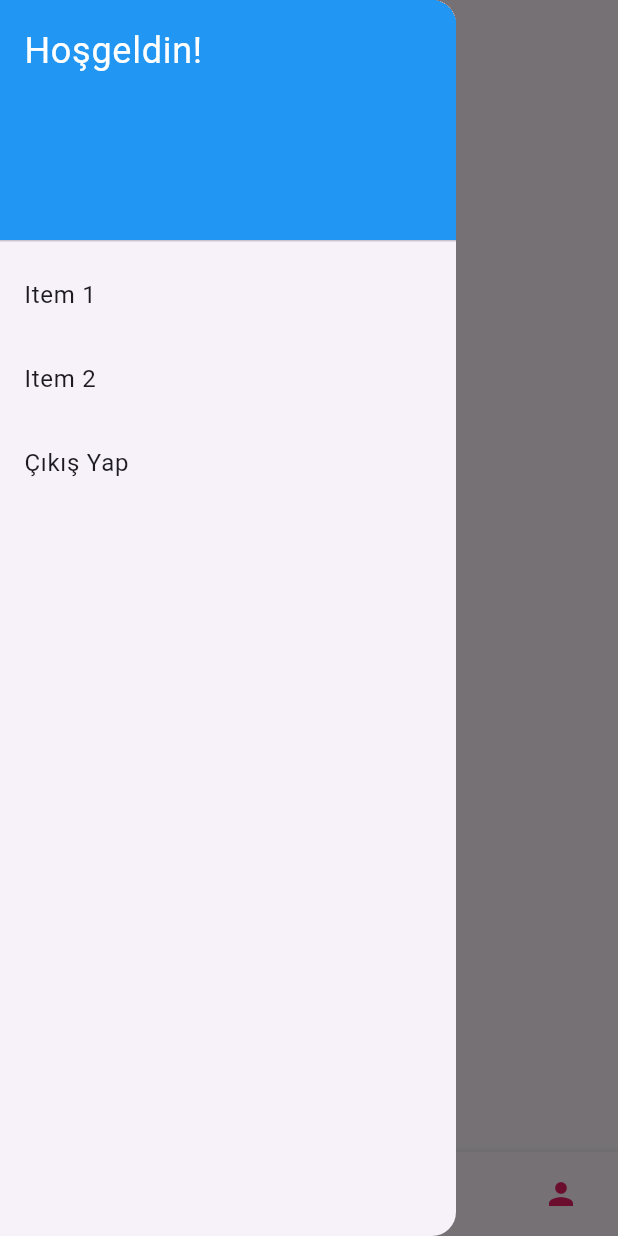
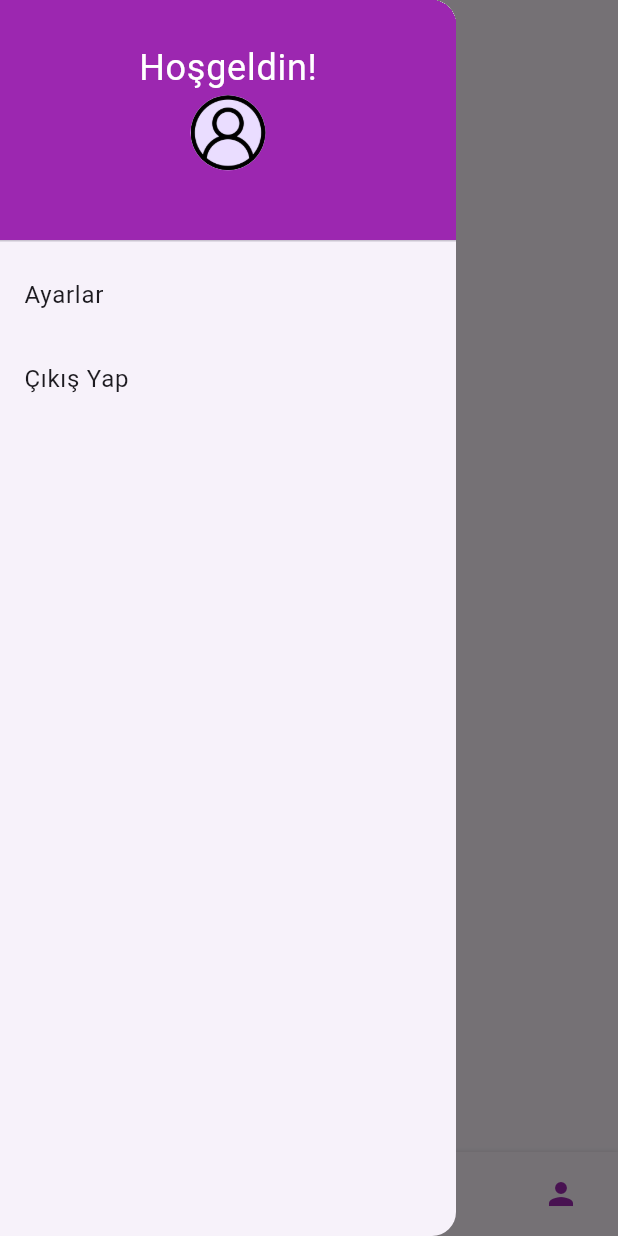
Before and after one commit to progressiveOverload/appjam_1, a Flutter app: the screen it shows once a user with an empty profile is signed in, with the side drawer open, on a phone screen of 412 x 824 dp. Run offline on Flutter 3.47's test engine with Material 3 defaults, Android fonts, the phone set to English and light mode, and no system bars; drawn by our look-alikes of bottom_navy_bar; our stand-ins replace firebase_auth, firebase_core, firebase_storage, get, image_picker; accounts and stored records are empty; network calls fail.

Commit message:
no fcking clue

```diff
--- a/lib/screens/giris_yap.dart
+++ b/lib/screens/giris_yap.dart
@@ -36,6 +36,8 @@ class GirisScreenState extends State<GirisScreen> {
         snackPosition: SnackPosition.BOTTOM,
         backgroundColor: Colors.green,
         colorText: Colors.white,
+          duration: const Duration(seconds: 1),
+          margin: const EdgeInsets.all(12)
       );
     } catch (e) {
       // Handle errors here, e.g., show error message to the user
--- a/lib/screens/kayit_ol.dart
+++ b/lib/screens/kayit_ol.dart
@@ -34,6 +34,8 @@ class KayitOlScreenState extends State<KayitOlScreen> {
         snackPosition: SnackPosition.BOTTOM,
         backgroundColor: Colors.green,
         colorText: Colors.white,
+          duration: const Duration(seconds: 1),
+          margin: const EdgeInsets.all(12)
       );
 
       // Delay navigation to show the snackbar
--- a/lib/screens/main_menu.dart
+++ b/lib/screens/main_menu.dart
@@ -1,8 +1,9 @@
 import 'package:bottom_navy_bar/bottom_navy_bar.dart';
 import 'package:flutter/material.dart';
 import 'package:firebase_auth/firebase_auth.dart';
-import 'package:get/get.dart'; // Import Get library
+import 'package:get/get.dart';
 
+import 'my_profile.dart'; // Import Get library
 
 class MainMenu extends StatefulWidget {
   const MainMenu({Key? key}) : super(key: key);
@@ -14,7 +15,6 @@ class MainMenu extends StatefulWidget {
 class MainMenuState extends State<MainMenu> {
   int _currentIndex = 0; //default index of a first screen
   final _pageController = PageController();
-
 
   Future<void> _signOut(BuildContext context) async {
     try {
@@ -28,28 +28,41 @@ class MainMenuState extends State<MainMenu> {
 
   @override
   Widget build(BuildContext context) {
-
     return PopScope(
       canPop: false,
       // Prevents the user from going back
       child: Scaffold(
         drawer: Drawer(
+
           child: ListView(
             padding: EdgeInsets.zero,
             children: <Widget>[
               DrawerHeader(
                 decoration: const BoxDecoration(
-                  color: Colors.blue,
+                  color: Colors.purple,
                 ),
                 child: Column(
-                  crossAxisAlignment: CrossAxisAlignment.start,
+                  mainAxisAlignment: MainAxisAlignment.center,
+                  crossAxisAlignment: CrossAxisAlignment.center,
                   children: [
+
                     const Text(
-                      'Hoşgeldin! \n',
+                      'Hoşgeldin!',
                       style: TextStyle(
                         color: Colors.white,
                         fontSize: 24,
                       ),
+                    ),
+                    CircleAvatar(
+                      radius: 25.0,
+                      backgroundImage: FirebaseAuth
+                                  .instance.currentUser?.photoURL !=
+                              null
+                          ? NetworkImage(
+                              FirebaseAuth.instance.currentUser!.photoURL!)
+                          : const AssetImage('assets/user.png') as ImageProvider<
+                              Object>, // Add your default profile image path here
+                      // backgroundColor: Colors.transparent,
                     ),
                     Text(
                       FirebaseAuth.instance.currentUser?.email ?? '',
@@ -62,20 +75,29 @@ class MainMenuState extends State<MainMenu> {
                 ),
               ),
               ListTile(
-                title: const Text('Item 1'),
+                title: const Text('Ayarlar'),
                 onTap: () {
-                  // Handle item 1 tap
-                },
-              ),
-              ListTile(
-                title: const Text('Item 2'),
-                onTap: () {
-                  // Handle item 2 tap
+                  Get.snackbar('Yakında', "",
+                      // title// message
+                      snackPosition: SnackPosition.BOTTOM,
+                      backgroundColor: Colors.black,
+                      colorText: Colors.white,
+                      duration: const Duration(seconds: 1),
+                      margin: const EdgeInsets.all(12));
                 },
               ),
               ListTile(
                 title: const Text('Çıkış Yap'),
-                onTap: () => _signOut(context), // Call _signOut method on tap
+                onTap: () {
+                  _signOut(context);
+                  Get.snackbar('Çıkış Yapıldı', "",
+                      // title// message
+                      snackPosition: SnackPosition.BOTTOM,
+                      backgroundColor: Colors.black,
+                      colorText: Colors.white,
+                      duration: const Duration(seconds: 1),
+                      margin: const EdgeInsets.all(12));
+                }, // Call _signOut method on tap
               ),
             ],
           ),
@@ -92,7 +114,7 @@ class MainMenuState extends State<MainMenu> {
           children: const <Widget>[
             Center(child: Text('Home Page')),
             Center(child: Text('Maps Page')),
-            Center(child: Text('Profile Page')),
+            MyProfile()
             // Add more pages here for more tabs
           ],
         ),
@@ -105,18 +127,18 @@ class MainMenuState extends State<MainMenu> {
           items: <BottomNavyBarItem>[
             BottomNavyBarItem(
               icon: const Icon(Icons.home),
-              title: const Text('Home'),
-              activeColor: Colors.red,
+              title: const Text('Ana Sayfa'),
+              activeColor: Colors.purple,
             ),
             BottomNavyBarItem(
               icon: const Icon(Icons.map),
-              title: const Text('Maps'),
-              activeColor: Colors.purpleAccent,
+              title: const Text('Haritam'),
+              activeColor: Colors.purple,
             ),
             BottomNavyBarItem(
               icon: const Icon(Icons.person),
-              title: const Text('Profile'),
-              activeColor: Colors.pink,
+              title: const Text('Profilim'),
+              activeColor: Colors.purple,
             ),
             // Add more items for more tabs
           ],
```
Also changed, not shown: lib/screens/my_profile.dart (+73 -2 lines), pubspec.yaml (+5 -2 lines), assets/user.png (added), pubspec.lock, 5 other files.
